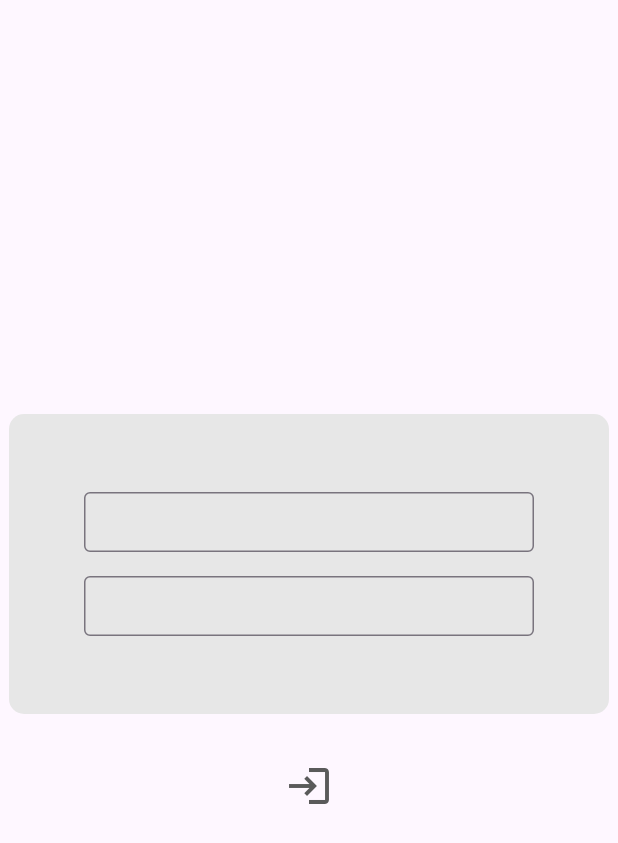
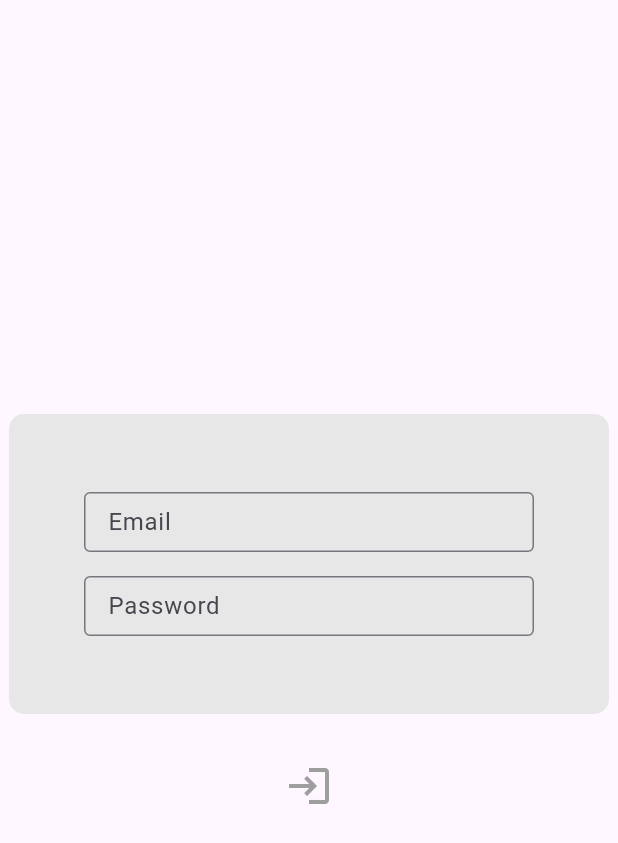
Before and after one commit to ashtondunderdale/file-engine, a Flutter app: the screen it shows after launch, after a tap on the "login" icon, after a tap on the "logout" icon, on a phone screen of 412 x 824 dp. Shown: the top 843 px of the screen. Run offline on Flutter 3.47's test engine with Material 3 defaults, Android fonts, the phone set to English and light mode, and no system bars; missing offline and left inert: google_books_api.

Commit message:
refactored book item
now takes in entire Book object instead of just imageLinks, updated login page

```diff
--- a/fluttergames/lib/services/book_api.dart
+++ b/fluttergames/lib/services/book_api.dart
@@ -3,7 +3,7 @@ import 'package:google_books_api/google_books_api.dart';
 Future<List<Book>> getBooks(String category) async {
   return await const GoogleBooksApi().searchBooks(
     category,
-    maxResults: 20,
+    maxResults: 40,
     printType: PrintType.books,
     orderBy: OrderBy.relevance,
   );
--- a/fluttergames/lib/views/discover.dart
+++ b/fluttergames/lib/views/discover.dart
@@ -6,7 +6,10 @@ import '../widgets/discover/logout_button.dart';
 import '../widgets/nav_panel/nav_panel.dart';
 
 class Discover extends StatelessWidget {
-  const Discover({super.key});
+  Discover({super.key});
+
+  final List<String> categories = ["Philosophy", "Science", "Psychology", "Fiction", "Thriller", "Mystery",
+                                  "Romance", "History", "Fantasy"];
 
   @override
   Widget build(BuildContext context) {
@@ -28,20 +31,15 @@ class Discover extends StatelessWidget {
           )
         ),
       ),
-      body: const Row(
+      body: Row(
         children: [
-          NavPanel(),
+          const NavPanel(),
           Expanded(
             child: SingleChildScrollView(
               child: Column(
                 children: [
-                  BookList(category: "Philosophy"),
-                  BookList(category: "Science"),
-                  BookList(category: "Psychology"),
-                  BookList(category: "Fiction"),
-                  BookList(category: "Thriller"),
-                  BookList(category: "Mystery"),
-                  BookList(category: "Romance"),
+                  for (String category in categories)
+                    BookList(category: category),
                 ],
               ),
             ),
--- a/fluttergames/lib/views/login.dart
+++ b/fluttergames/lib/views/login.dart
@@ -28,40 +28,50 @@ class Login extends StatelessWidget {
                   SizedBox(
                     width: 300,
                     height: 40,
-                    child: TextField(
+                    child: TextFormField(
+                      cursorColor: const Color.fromARGB(255, 61, 61, 61),
                       controller: emailController,
                       decoration: const InputDecoration(
+                        labelText: 'Email',
                         border: OutlineInputBorder(borderSide: BorderSide(color: Colors.black)),
+                        focusedBorder: OutlineInputBorder(
+                          borderSide: BorderSide(color: Colors.grey),
+                        ),
                       ),
                     ),
                   ),
                   Padding(
-                    padding: EdgeInsets.only(top: 16),
+                    padding: const EdgeInsets.only(top: 16),
                     child: SizedBox(
                       width: 300,
                       height: 40,
-                      child: TextField(
+                      child: TextFormField(
+                      cursorColor: const Color.fromARGB(255, 61, 61, 61),
                         controller: passwordController,
-                        obscureText: false,
+                        obscureText: true,
                         decoration: const InputDecoration(
+                          labelText: 'Password',
                           border: OutlineInputBorder(borderSide: BorderSide(color: Colors.black)),
+                          focusedBorder: OutlineInputBorder(
+                            borderSide: BorderSide(color: Colors.grey),
+                          ),
                         ),
                       ),
                     ),
                   ),
                 ],
-              )
+              ),
             ),
           ),
           Padding(
             padding: const EdgeInsets.only(top: 24),
             child: IconButton(
               onPressed: () {
-                Navigator.pushReplacement(context, MaterialPageRoute(builder: (context) => const Discover()));
+                Navigator.pushReplacement(context, MaterialPageRoute(builder: (context) => Discover()));
               },
               icon: const Icon(
                 Icons.login,
-                color: Color.fromARGB(255, 90, 90, 90),
+                color: Colors.grey,
                 size: 32,
               ),
             ),
--- a/fluttergames/lib/widgets/discover/book_list.dart
+++ b/fluttergames/lib/widgets/discover/book_list.dart
@@ -43,9 +43,7 @@ class BookList extends StatelessWidget {
             else if (snapshot.hasData)
             {
               List<BookItem> bookItemList = snapshot.data!
-                .map((book) => BookItem(
-                  imageLinks: book.volumeInfo.imageLinks
-                  )
+                .map((book) => BookItem(book: book)
                 ).toList();
               return Padding(
                 padding: const EdgeInsets.all(8.0),
```
Also changed, not shown: fluttergames/lib/views/book_page.dart (added, +32 -0 lines), fluttergames/lib/widgets/discover/book_item.dart (+11 -3 lines).
